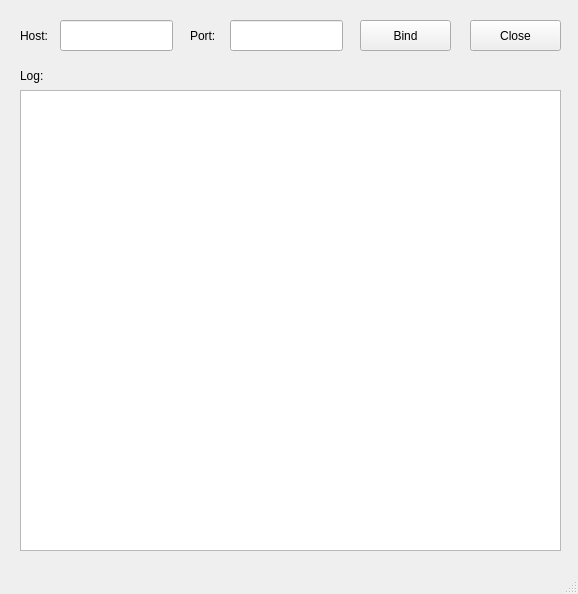
Above: Server.ui from naiding/SocketQQ before the change. Below: the same form after it.
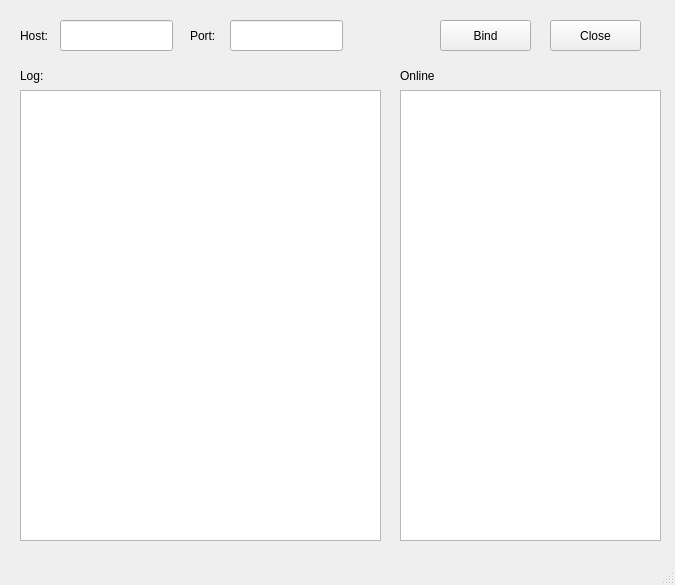
That is the form after the change.

```diff
--- a/Server.ui
+++ b/Server.ui
@@ -6,8 +6,8 @@
    <rect>
     <x>0</x>
     <y>0</y>
-    <width>578</width>
-    <height>594</height>
+    <width>675</width>
+    <height>585</height>
    </rect>
   </property>
   <property name="windowTitle">
@@ -17,7 +17,7 @@
    <widget class="QPushButton" name="bindButton">
     <property name="geometry">
      <rect>
-      <x>360</x>
+      <x>440</x>
       <y>20</y>
       <width>91</width>
       <height>31</height>
@@ -56,7 +56,7 @@
    <widget class="QPushButton" name="closeButton">
     <property name="geometry">
      <rect>
-      <x>470</x>
+      <x>550</x>
       <y>20</y>
       <width>91</width>
       <height>31</height>
@@ -104,11 +104,37 @@
      <rect>
       <x>20</x>
       <y>90</y>
-      <width>541</width>
-      <height>461</height>
+      <width>361</width>
+      <height>451</height>
      </rect>
     </property>
    </widget>
+   <widget class="QLabel" name="label_4">
+    <property name="geometry">
+     <rect>
+      <x>400</x>
+      <y>60</y>
+      <width>51</width>
+      <height>31</height>
+     </rect>
+    </property>
+    <property name="text">
+     <string>Online</string>
+    </property>
+   </widget>
+   <widget class="QTextBrowser" name="onlineBrowser">
+    <property name="geometry">
+     <rect>
+      <x>400</x>
+      <y>90</y>
+      <width>261</width>
+      <height>451</height>
+     </rect>
+    </property>
+    <property name="readOnly">
+     <bool>false</bool>
+    </property>
+   </widget>
   </widget>
   <widget class="QMenuBar" name="menubar">
    <property name="geometry">
```
Left out of the diff: 4 changed lines with no effect on the pictures.
